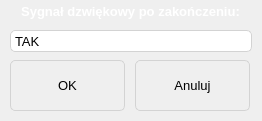
Before: the Qt Designer form settingsdialog.ui in RStravinsky/PdfFinder, drawn with Qt 5.
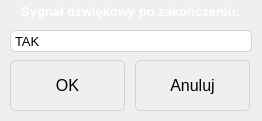
After: the same form once the commit is applied. Icons and pictures are not drawn.

The edit to the form file:
```diff
--- a/settingsdialog.ui
+++ b/settingsdialog.ui
@@ -128,7 +128,7 @@
    <property name="font">
     <font>
      <family>Arial</family>
-     <pointsize>10</pointsize>
+     <pointsize>12</pointsize>
     </font>
    </property>
    <property name="styleSheet">
@@ -171,7 +171,7 @@
    <property name="font">
     <font>
      <family>Arial</family>
-     <pointsize>10</pointsize>
+     <pointsize>12</pointsize>
     </font>
    </property>
    <property name="styleSheet">
```
